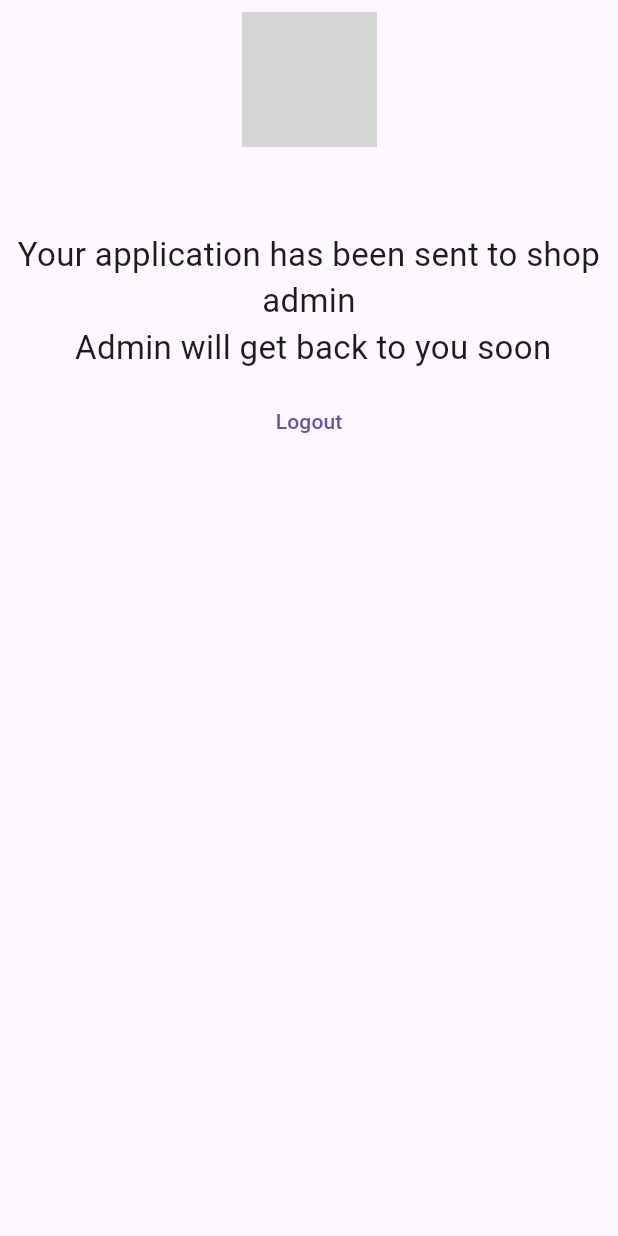
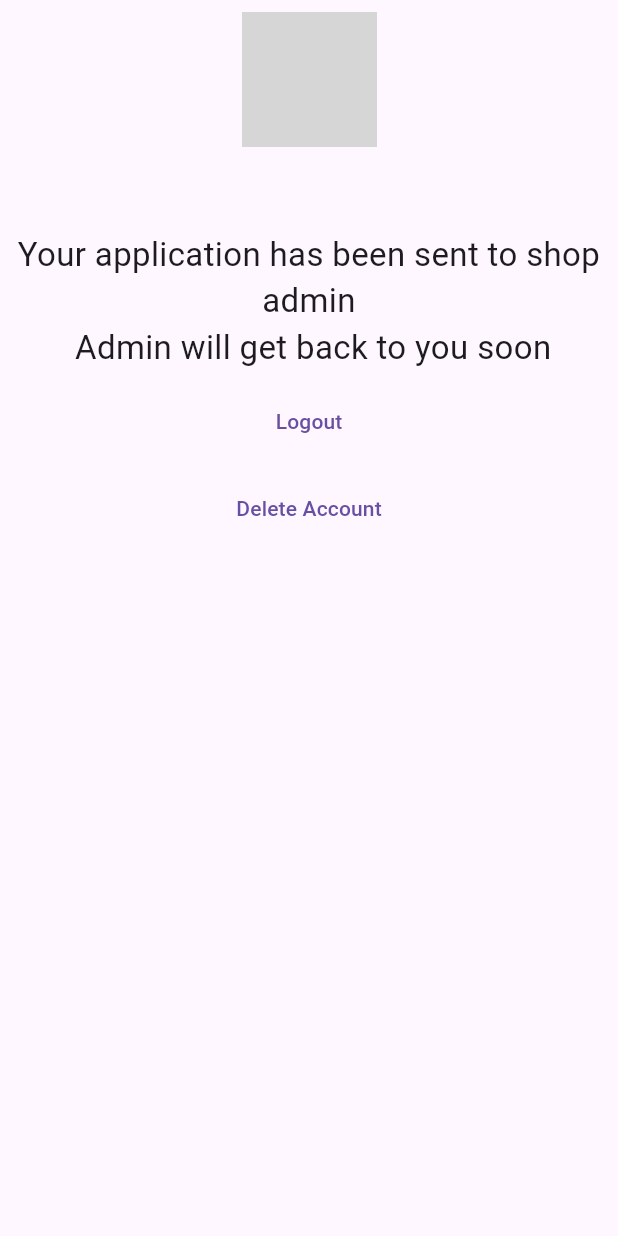
Before and after one commit to Naman-Gayakwad/vit_bazzar_app, a Flutter app: the LandingScreen screen opened directly, on a phone screen of 412 x 824 dp. Run offline on Flutter 3.47's test engine with Material 3 defaults, Android fonts, the light colour scheme and no system bars; our stand-ins replace cloud_firestore, connectivity_plus, firebase_auth, firebase_core, firebase_storage, flutter_easyloading and 6 more; missing offline and left inert: country_state_city_picker, flutterfire_ui; accounts and stored records are empty; network calls fail; grey boxes are pictures that could not be loaded.

Commit message:
Add delete account functionality to landing screen

```diff
--- a/lib/vendor/views/screens/landing_screen.dart
+++ b/lib/vendor/views/screens/landing_screen.dart
@@ -79,6 +79,17 @@ class LandingScreen extends StatelessWidget {
                 SizedBox(
                   height: 10,
                 ),
+                TextButton(
+                  onPressed: () async {
+                    await _vendorsStream
+                        .doc(_auth.currentUser!.uid)
+                        .delete()
+                        .then((value) => print("User Deleted"))
+                        .catchError((error) => print("Failed to delete user: $error"));
+                    await _auth.signOut();
+                  },
+                  child: Text('Delete Account'),
+                ),
               ],
             )),
           );
```
